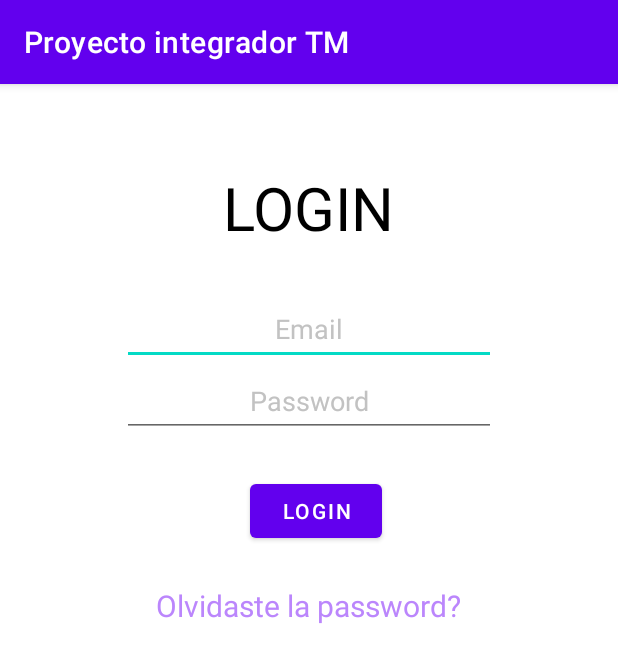
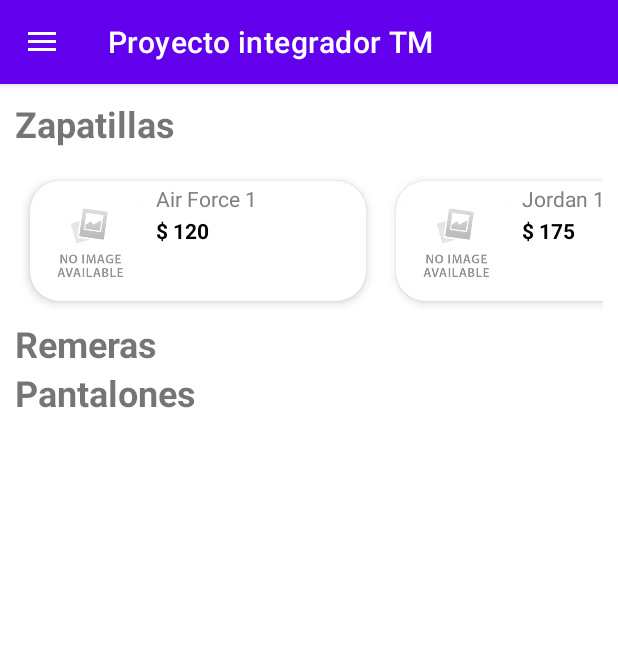
Before and after one commit to AguuSz/proyecto-integrador-TM, an Android app: the screen it shows after launch (LoginActivity before the commit, HomeActivity after it), on a phone screen of 412 x 824 dp. Shown: the top 663 px of the screen. Run offline under Robolectric (Android 15) with nearby library versions, the phone set to English and light mode, and no system bars.

Commit message:
creado recyclerView

```diff
--- a/app/build.gradle
+++ b/app/build.gradle
@@ -46,6 +46,10 @@ dependencies {
     androidTestImplementation 'androidx.test.ext:junit:1.1.3'
     androidTestImplementation 'androidx.test.espresso:espresso-core:3.4.0'
 
+    // Instalacion de CardView
+    implementation 'androidx.recyclerview:recyclerview:1.2.1'
+    implementation 'androidx.cardview:cardview:1.0.0'
+
     // Instalacion de Glide
     implementation 'com.github.bumptech.glide:glide:4.14.2'
     annotationProcessor 'com.github.bumptech.glide:compiler:4.14.2'
--- a/app/src/main/AndroidManifest.xml
+++ b/app/src/main/AndroidManifest.xml
@@ -17,6 +17,12 @@
             android:name=".activities.HomeActivity"
             android:exported="true">
 
+            <intent-filter>
+                <action android:name="android.intent.action.MAIN" />
+
+                <category android:name="android.intent.category.LAUNCHER" />
+            </intent-filter>
+
             <meta-data
                 android:name="android.app.lib_name"
                 android:value="" />
@@ -25,11 +31,7 @@
         <activity
             android:name=".activities.SplashScreenActivity"
             android:exported="true">
-            <intent-filter>
-                <action android:name="android.intent.action.MAIN" />
 
-                <category android:name="android.intent.category.LAUNCHER" />
-            </intent-filter>
         </activity>
         <!--LoginScreen-->
         <activity
--- /dev/null
+++ b/app/src/main/java/com/agus/proyectointegradortm/activities/CustomAdapter.kt
@@ -0,0 +1,46 @@
+package com.agus.proyectointegradortm.activities
+
+import android.view.LayoutInflater
+import android.view.View
+import android.view.ViewGroup
+import android.widget.ImageView
+import android.widget.TextView
+import androidx.recyclerview.widget.RecyclerView
+import com.agus.proyectointegradortm.R
+
+class CustomAdapter: RecyclerView.Adapter<CustomAdapter.ViewHolder>() {
+
+    val titles = arrayOf("Air Force 1", "Jordan 1 High", "Jordan 1 Low", "SB Dunks")
+    val prices = arrayOf("120", "175", "120", "100")
+    val images = intArrayOf(R.drawable.no_img_avaliable, R.drawable.no_img_avaliable, R.drawable.no_img_avaliable, R.drawable.no_img_avaliable)
+
+    override fun onCreateViewHolder(viewGroup: ViewGroup, i: Int): ViewHolder {
+        val v = LayoutInflater.from(viewGroup.context).inflate(R.layout.list_element, viewGroup, false)
+        return ViewHolder(v)
+    }
+
+    // Cuando puebla cada elemento
+    override fun onBindViewHolder(viewHolder: ViewHolder, i: Int) {
+        viewHolder.itemTitle.text = titles[i]
+        viewHolder.itemPrice.text = "$ " + prices[i]
+        viewHolder.itemImage.setImageResource(images[i])
+
+    }
+
+    override fun getItemCount(): Int {
+        return titles.size
+    }
+
+    inner class ViewHolder(itemView: View): RecyclerView.ViewHolder(itemView) {
+        var itemImage: ImageView
+        var itemTitle: TextView
+        var itemPrice: TextView
+
+        init {
+            itemImage = itemView.findViewById(R.id.ivIcon)
+            itemTitle = itemView.findViewById(R.id.tvProductTitle)
+            itemPrice = itemView.findViewById(R.id.tvProductPrice)
+        }
+    }
+
+}
--- a/app/src/main/java/com/agus/proyectointegradortm/activities/HomeActivity.kt
+++ b/app/src/main/java/com/agus/proyectointegradortm/activities/HomeActivity.kt
@@ -8,6 +8,8 @@ import androidx.appcompat.app.ActionBarDrawerToggle
 import androidx.appcompat.app.AppCompatActivity
 import androidx.core.view.GravityCompat
 import androidx.drawerlayout.widget.DrawerLayout
+import androidx.recyclerview.widget.LinearLayoutManager
+import androidx.recyclerview.widget.RecyclerView
 import com.agus.proyectointegradortm.R
 import com.agus.proyectointegradortm.databinding.ActivityHomeBinding
 import com.google.android.material.navigation.NavigationView
@@ -37,6 +39,13 @@ class HomeActivity : AppCompatActivity(), NavigationView.OnNavigationItemSelecte
 
         navView = binding.navView
         navView.setNavigationItemSelectedListener(this)
+
+        //
+        val recyclerView: RecyclerView = binding.rvShoes
+        val adapter = CustomAdapter()
+
+        recyclerView.layoutManager = LinearLayoutManager(this, LinearLayoutManager.HORIZONTAL, false)
+        recyclerView.adapter = adapter
     }
 
     // Funcion para cuando se elige un elemento
--- a/app/src/main/res/layout/activity_home.xml
+++ b/app/src/main/res/layout/activity_home.xml
@@ -16,4 +16,63 @@
         app:menu="@menu/activity_main_drawer"
         app:headerLayout="@layout/nav_header_main"/>
 
+    <androidx.constraintlayout.widget.ConstraintLayout
+        android:layout_width="match_parent"
+        android:layout_height="wrap_content"
+        android:padding="10dp" >
+
+        <TextView
+            android:id="@+id/tvShoesTitle"
+            android:layout_width="match_parent"
+            android:layout_height="wrap_content"
+            android:text="@string/shoesTitle"
+            android:textSize="24sp"
+            android:textStyle="bold"
+            app:layout_constraintStart_toStartOf="parent"
+            app:layout_constraintTop_toTopOf="parent" />
+
+        <androidx.recyclerview.widget.RecyclerView
+            android:id="@+id/rvShoes"
+            app:layout_constraintStart_toStartOf="parent"
+            app:layout_constraintTop_toBottomOf="@+id/tvShoesTitle"
+            android:layout_width="match_parent"
+            android:layout_height="wrap_content"
+            android:layout_marginTop="10dp" />
+
+
+        <TextView
+            android:id="@+id/tvShirtsTitle"
+            android:layout_width="match_parent"
+            android:layout_height="wrap_content"
+            android:text="@string/shirtsTitle"
+            android:textSize="24sp"
+            android:textStyle="bold"
+            app:layout_constraintStart_toStartOf="parent"
+            app:layout_constraintTop_toBottomOf="@id/rvShoes" />
+
+        <TextView
+            android:id="@+id/tvPantsTitle"
+            android:layout_width="match_parent"
+            android:layout_height="wrap_content"
+            android:text="@string/pantsTitle"
+            android:textSize="24sp"
+            android:textStyle="bold"
+            app:layout_constraintStart_toStartOf="parent"
+            app:layout_constraintTop_toBottomOf="@id/tvShirtsTitle" />
+
+        <HorizontalScrollView
+            android:layout_width="match_parent"
+            android:layout_height="wrap_content"
+            app:layout_constraintStart_toStartOf="parent"
+            app:layout_constraintTop_toBottomOf="@id/tvPantsTitle"
+            >
+
+            <androidx.recyclerview.widget.RecyclerView
+                android:id="@+id/listRecyclerView"
+                android:layout_width="wrap_content"
+                android:layout_height="match_parent" />
+        </HorizontalScrollView>
+
+    </androidx.constraintlayout.widget.ConstraintLayout>
+
 </androidx.drawerlayout.widget.DrawerLayout>
--- /dev/null
+++ b/app/src/main/res/layout/list_element.xml
@@ -0,0 +1,73 @@
+<?xml version="1.0" encoding="utf-8"?>
+
+<!--Este archivo nos definira como se vera cada elemento que va a estar en la lista (RecyclerView de Home)-->
+
+<androidx.cardview.widget.CardView
+    xmlns:android="http://schemas.android.com/apk/res/android"
+    xmlns:app="http://schemas.android.com/apk/res-auto"
+    android:id="@+id/cv"
+    android:layout_width="wrap_content"
+    android:layout_height="wrap_content"
+    android:animateLayoutChanges="true"
+    app:cardCornerRadius="20dp"
+    app:cardElevation="4dp"
+    app:cardUseCompatPadding="true">
+
+    <LinearLayout
+        android:layout_width="match_parent"
+        android:layout_height="wrap_content"
+        android:animateLayoutChanges="true"
+        android:orientation="vertical">
+        <RelativeLayout
+            android:layout_width="match_parent"
+            android:layout_height="wrap_content"
+            android:orientation="horizontal">
+            <ImageView
+                android:id="@+id/ivIcon"
+                android:layout_width="80dp"
+                android:layout_height="80dp"
+                android:layout_alignParentStart="true"
+                android:layout_centerVertical="true"
+                android:layout_gravity="center"
+                android:paddingLeft="2dp"
+                android:paddingRight="2dp"
+                android:src="@drawable/ic_launcher_background"
+                android:layout_alignParentLeft="true" />
+
+            <LinearLayout
+                android:id="@+id/linearLayout"
+                android:layout_width="140dp"
+                android:layout_height="wrap_content"
+                android:layout_alignParentTop="true"
+                android:layout_marginStart="4dp"
+                android:layout_marginTop="2dp"
+                android:layout_toEndOf="@+id/ivIcon"
+                android:orientation="vertical"
+                android:layout_marginLeft="4dp"
+                android:layout_toRightOf="@+id/ivIcon" >
+
+                <TextView
+                    android:id="@+id/tvProductTitle"
+                    android:layout_width="match_parent"
+                    android:layout_height="wrap_content"
+                    android:layout_marginBottom="2dp"
+                    android:breakStrategy="high_quality"
+                    android:text="Titulo del producto"
+                    android:textColor="@color/gray"
+                    android:textSize="14sp" />
+
+                <TextView
+                    android:id="@+id/tvProductPrice"
+                    android:layout_width="match_parent"
+                    android:layout_height="wrap_content"
+                    android:layout_marginBottom="2dp"
+                    android:text="$ 14.0"
+                    android:textColor="@color/black"
+                    android:textSize="14sp"
+                    android:textStyle="bold" />
+            </LinearLayout>
+
+        </RelativeLayout>
+    </LinearLayout>
+
+</androidx.cardview.widget.CardView>
--- a/app/src/main/res/values/colors.xml
+++ b/app/src/main/res/values/colors.xml
@@ -6,6 +6,7 @@
     <color name="teal_200">#FF03DAC5</color>
     <color name="teal_700">#FF018786</color>
     <color name="black">#FF000000</color>
+    <color name="gray">#808080</color>
     <color name="white">#FFFFFFFF</color>
     <color name="red">#FF0000</color>
 </resources>
--- a/app/src/main/res/values/strings.xml
+++ b/app/src/main/res/values/strings.xml
@@ -8,6 +8,9 @@
     <string name="tvForgotPasswordText">Olvidaste la password?</string>
     <string name="tvAlreadyAUser">Ya estas registrado? Inicia sesion</string>
 
-    <string name="navigation_drawer_open" >Open</string>
-    <string name="navigation_drawer_close" >Close</string>
+    <!--Home screen titles-->
+    <string name="shoesTitle">Zapatillas</string>
+    <string name="shirtsTitle">Remeras</string>
+    <string name="pantsTitle">Pantalones</string>
+    <string name="jacketTitle">Camperas</string>
 </resources>
```
Also changed, not shown: app/src/debug/res/mipmap-xxxhdpi/no_image.png (added), app/src/debug/res/mipmap-xxxhdpi/no_image_foreground.png (added), app/src/debug/res/mipmap-xxxhdpi/no_image_round.png (added), app/src/main/res/drawable/no_img_avaliable.jpg (added).
